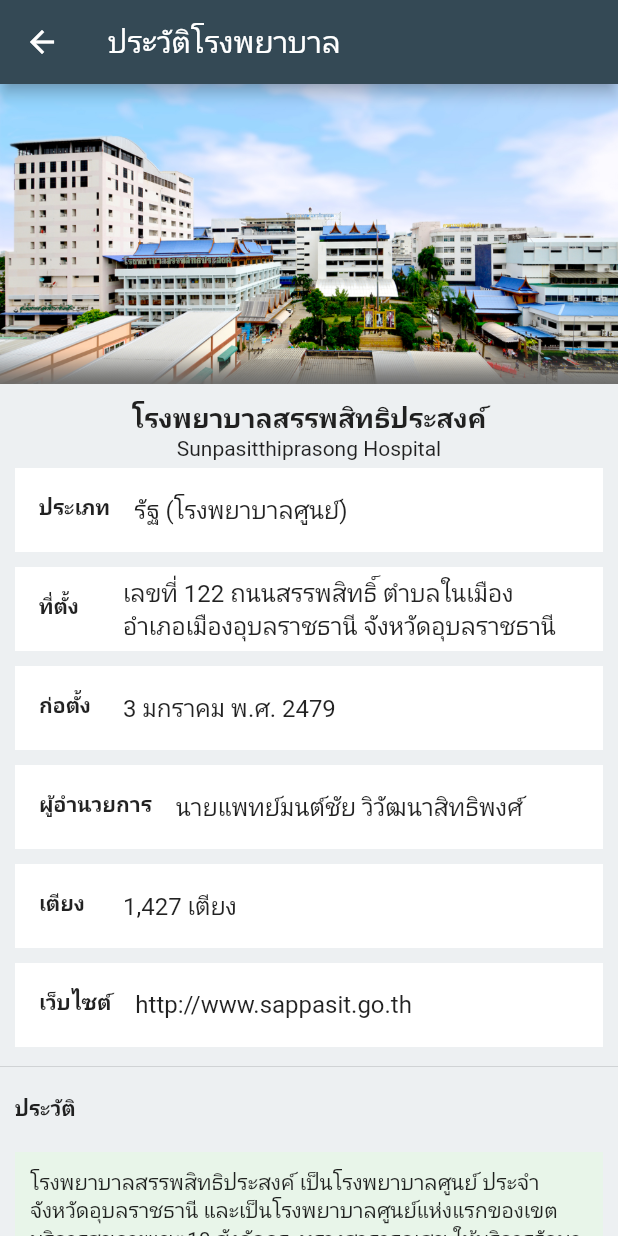
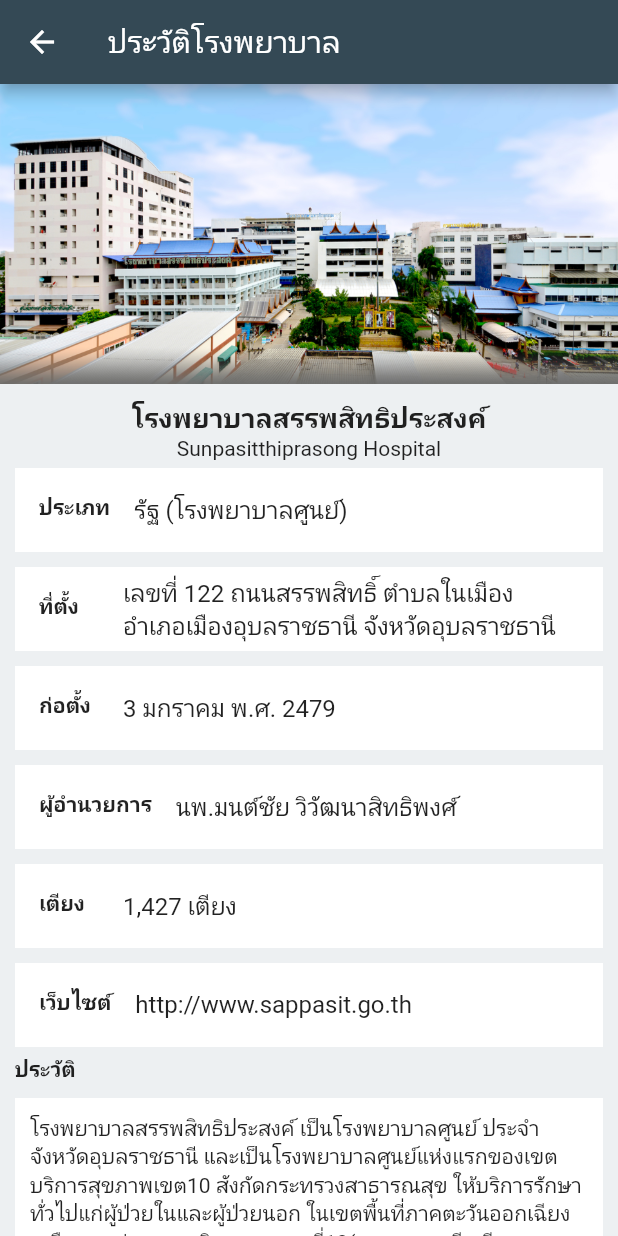
Before and after one commit to siteslave/sp-app, a Flutter app: the History screen opened directly, on a phone screen of 412 x 824 dp. Run offline on Flutter 3.47's test engine with Material 2 defaults, Android fonts, the phone set to English and light mode, and no system bars.

```diff
--- a/lib/home.dart
+++ b/lib/home.dart
@@ -1,6 +1,7 @@
 import 'package:flutter/material.dart';
 
 import 'pages/history.dart';
+import 'pages/manager.dart';
 import 'setting.dart';
 
 class Home extends StatefulWidget {
@@ -79,6 +80,10 @@ class _HomeState extends State<Home> {
             decoration: BoxDecoration(color: Colors.white),
             margin: EdgeInsets.symmetric(vertical: 5, horizontal: 10),
             child: ListTile(
+              onTap: () {
+                Navigator.of(context)
+                    .push(MaterialPageRoute(builder: (context) => Manager()));
+              },
               title: Text('ทำเนียบผู้บริหาร'),
               subtitle: Text('รายชื่อผู้บริหารโรงพยาบาล'),
               trailing: Icon(Icons.arrow_right),
--- a/lib/pages/history.dart
+++ b/lib/pages/history.dart
@@ -62,7 +62,7 @@ class _HistoryState extends State<History> {
             child: ListTile(
                 leading: Text('ผู้อำนวยการ',
                     style: TextStyle(fontWeight: FontWeight.bold)),
-                title: Text('นายแพทย์มนต์ชัย วิวัฒนาสิทธิพงศ์')),
+                title: Text('นพ.มนต์ชัย วิวัฒนาสิทธิพงศ์')),
           ),
           Container(
             margin: EdgeInsets.symmetric(vertical: 5, horizontal: 10),
@@ -80,15 +80,14 @@ class _HistoryState extends State<History> {
                     Text('เว็บไซต์', style: TextStyle(fontWeight: FontWeight.bold)),
                 title: Text('http://www.sappasit.go.th')),
           ),
-          Divider(),
           Padding(
-            padding: const EdgeInsets.all(10),
+            padding: const EdgeInsets.only(left: 10),
             child: Text('ประวัติ',style: TextStyle(fontWeight: FontWeight.bold)),
           ),
           Container(
             margin: EdgeInsets.all(10),
             padding: EdgeInsets.all(10),
-            decoration: BoxDecoration(color: Colors.green[50]),
+            decoration: BoxDecoration(color: Colors.white),
             child: Text('โรงพยาบาลสรรพสิทธิประสงค์ เป็นโรงพยาบาลศูนย์ ประจำจังหวัดอุบลราชธานี และเป็นโรงพยาบาลศูนย์แห่งแรกของเขตบริการสุขภาพเขต10 สังกัดกระทรวงสาธารณสุข ให้บริการรักษาทั่วไปแก่ผู้ป่วยในและผู้ป่วยนอก ในเขตพื้นที่ภาคตะวันออกเฉียงเหนือตอนล่าง เขตบริการสุขภาพที่10(อุบลราชธานี ศรีสะเกษ ยโสธร อำนาจเจริญ มุกดาหาร)และพื้นที่ใกล้เคียง และเป็นศูนย์แพทยศาสตร์ศึกษาระดับชั้นคลินิก ให้กับคณะแพทยศาสตร์ มหาวิทยาลัยขอนแก่น และวิทยาลัยแพทยศาสตร์และการสาธารณสุข มหาวิทยาลัยอุบลราชธานี โดยเป็นสถานพยาบาลที่ตั้งอยู่บนพื้นที่ประทานของ หม่อมเจ้าอุปลีสาณ ชุมพล และ หม่อมเจ้ากมลีสาณ ชุมพล ซึ่งเป็นที่ดินตกทอดมาเป็นมรดกในบริเวณที่เรียกว่า "สวนโนนดง" ของพลตรีพระเจ้าบรมวงศ์เธอ กรมหลวงสรรพสิทธิประสงค์ ข้าหลวงต่างพระองค์สำเร็จราชการมณฑลลาวกาว (มณฑลอีสาน)'))
         ],
       ),
```
Also changed, not shown: lib/pages/manager.dart (+25 -0 lines).
